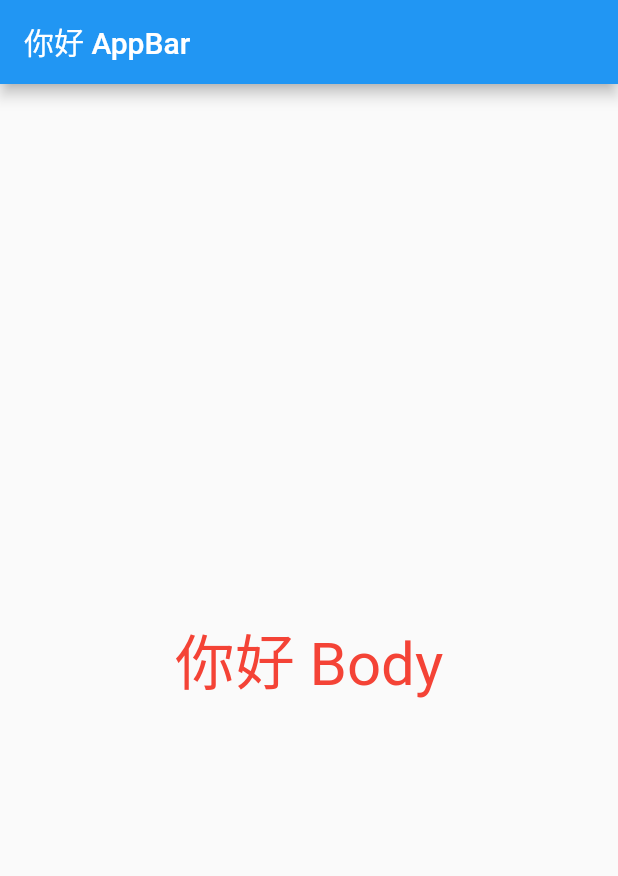
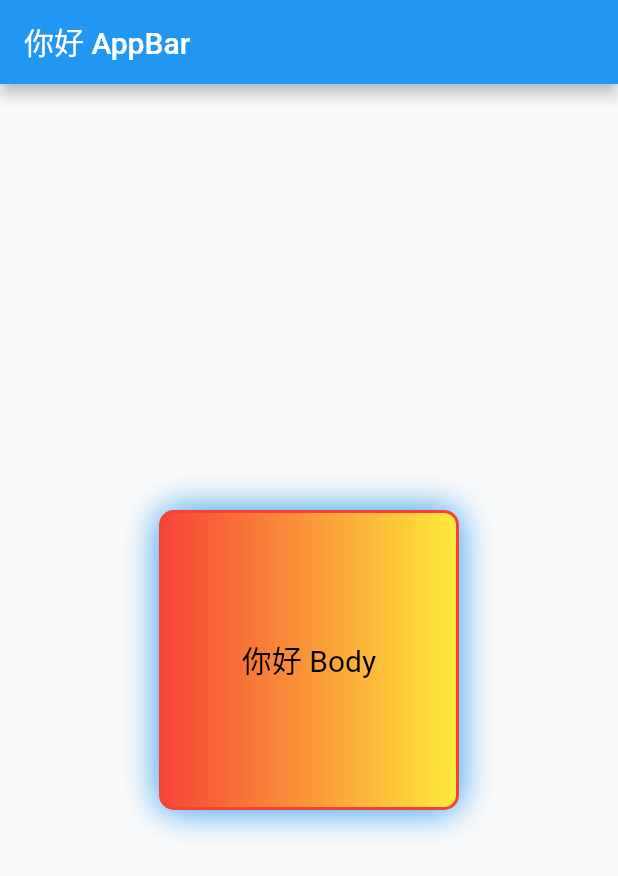
Before and after one commit to groupmytool/mytool-flutter-demo, a Flutter app: the screen it shows after launch, on a phone screen of 412 x 824 dp. Shown: the top 876 px of the screen. Run offline on Flutter 3.47's test engine with Material 2 defaults, Android fonts, the phone set to English and light mode, and no system bars.

Commit message:
认识 decoration

```diff
--- a/lib/main.dart
+++ b/lib/main.dart
@@ -14,13 +14,33 @@ class MyApp extends StatelessWidget {
 
   @override
   Widget build(BuildContext context) {
-    return const Center(
-      child: Text(
-        "你好 Body",
-        textDirection: TextDirection.ltr,
-        style: TextStyle(color: Colors.red, fontSize: 40),
+    return Center(
+      child: Container(
+        width: 200,
+        height: 200,
+        decoration: BoxDecoration(
+            color: Colors.yellow,
+            border: Border.all(
+              color: Colors.red,
+              width: 2,
+            ),
+            borderRadius: BorderRadius.circular(10),
+            boxShadow: const [
+              BoxShadow(color: Colors.blue, blurRadius: 20.0)
+            ],
+          gradient: const LinearGradient(
+            colors: [
+              Colors.red,Colors.yellow
+            ]
+          )
+        ),
+        alignment: Alignment.center,
+        child: const Text(
+          "你好 Body",
+          textDirection: TextDirection.ltr,
+          style: TextStyle(color: Colors.black, fontSize: 20),
+        ),
       ),
     );
   }
-
 }
```
